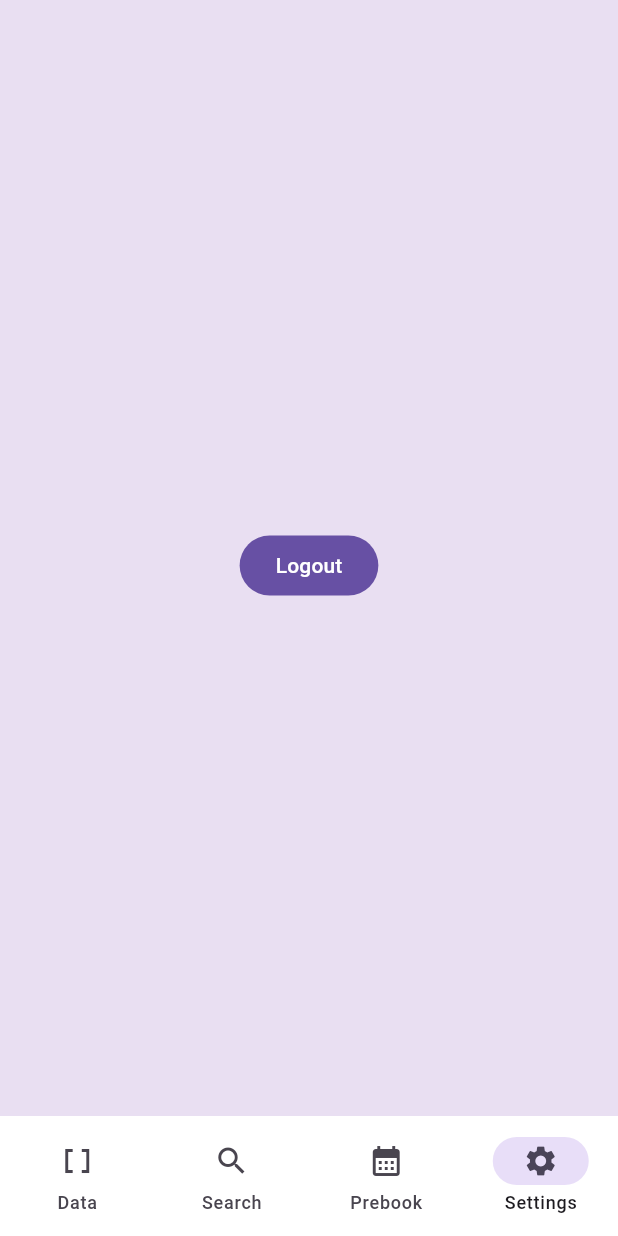
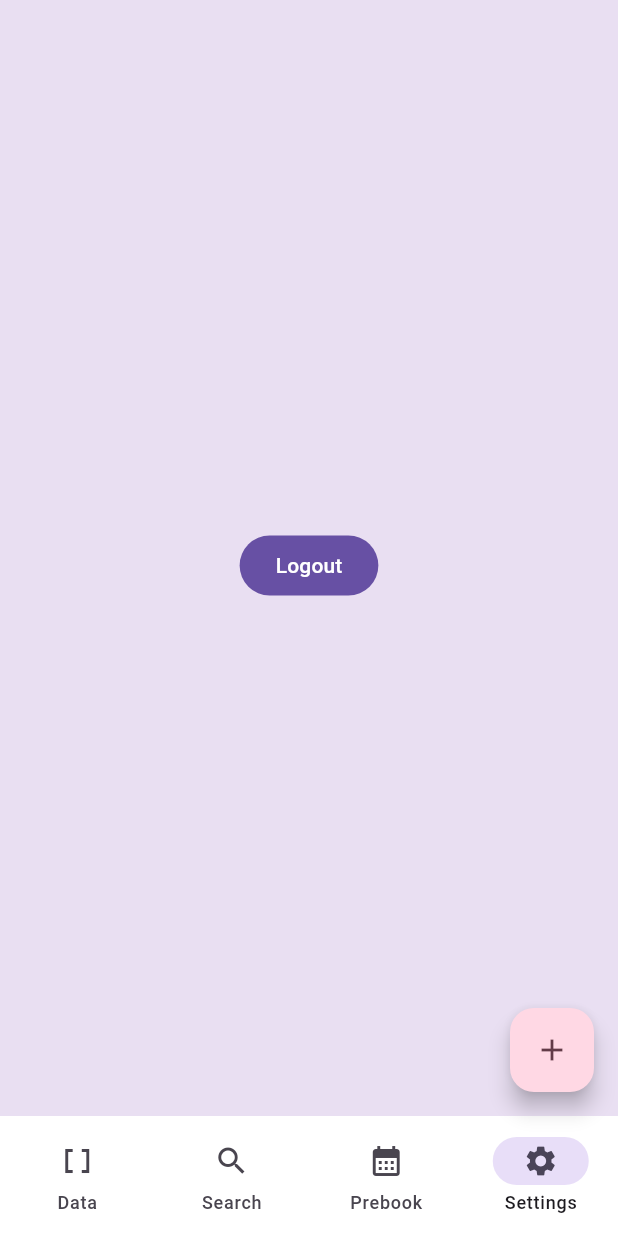
Before and after one commit to AlphaSoundZ/apollo-manager, a Flutter app: the HomePage screen opened by its route, item 4 of the bottom bar chosen, on a phone screen of 412 x 824 dp. Run offline on Flutter 3.47's test engine with Material 2 defaults, Android fonts, the phone set to English and light mode, and no system bars; our stand-ins replace flutter_dotenv, get; missing offline and left inert: encrypted_shared_preferences; network calls fail.

Commit message:
✨ feat: adaptive navigation

```diff
--- a/lib/pages/home_page.dart
+++ b/lib/pages/home_page.dart
@@ -1,3 +1,5 @@
+import 'package:apollo_manager/widgets/navigation/adaptive_navigation_bar.dart';
+import 'package:apollo_manager/widgets/navigation/adaptive_navigation_rail.dart';
 import 'package:flutter/material.dart';
 import 'package:get/get.dart';
 import '../classes/api.dart';
@@ -15,7 +17,6 @@ class HomePage extends StatefulWidget {
 
 class _HomePageState extends State<HomePage> {
   int selectedView = 0;
-  int selectedIndex = 0;
   bool _isDarkMode = Get.isDarkMode;
 
   List<Destination> destinations = Destinations().destinations;
@@ -24,10 +25,35 @@ class _HomePageState extends State<HomePage> {
   late final _backgroundColor = Color.alphaBlend(
       _colorScheme.primary.withOpacity(0.14), _colorScheme.surface);
 
+  bool wideScreen = false;
+
+  @override
+  void didChangeDependencies() {
+    super.didChangeDependencies();
+
+    final double width = MediaQuery.of(context).size.width;
+    wideScreen = width > 600;
+  }
+
   @override
   Widget build(BuildContext context) {
     return Scaffold(
-      body: Container(
+      body: Row(
+        children: [
+          if (wideScreen)
+            AdaptiveNavigationRail(
+              selectedIndex: selectedView,
+              backgroundColor: _backgroundColor,
+              onDestinationSelected: (int index) {
+                setState(
+                  () {
+                    selectedView = index;
+                  },
+                );
+              },
+            ),
+          Expanded(
+            child: Container(
               color: _backgroundColor,
               child: IndexedStack(
                 index: selectedView,
@@ -36,16 +62,21 @@ class _HomePageState extends State<HomePage> {
                 }).toList(),
               ),
             ),
-      bottomNavigationBar: NavigationBar(
-        elevation: 0,
-        backgroundColor: Colors.white,
-        destinations: destinations.map<NavigationDestination>((d) {
-          return NavigationDestination(
-            icon: Icon(d.icon),
-            label: d.label,
-          );
-        }).toList(),
-        selectedIndex: selectedView,
+          ),
+        ],
+      ),
+      floatingActionButton: wideScreen
+          ? null
+          : FloatingActionButton(
+              backgroundColor: _colorScheme.tertiaryContainer,
+              foregroundColor: _colorScheme.onTertiaryContainer,
+              onPressed: () {},
+              child: const Icon(Icons.add),
+            ),
+      bottomNavigationBar: wideScreen
+          ? null
+          : AdaptiveNavigationBar(
+              selectedView: selectedView,
               onDestinationSelected: (index) {
                 setState(() {
                   selectedView = index;
--- /dev/null
+++ b/lib/widgets/navigation/adaptive_navigation_bar.dart
@@ -0,0 +1,31 @@
+import 'package:flutter/material.dart';
+import '../../destinations.dart';
+
+class AdaptiveNavigationBar extends StatelessWidget {
+  AdaptiveNavigationBar({
+    super.key,
+    required this.selectedView,
+    this.onDestinationSelected,
+  });
+
+  final int selectedView;
+  final ValueChanged<int>? onDestinationSelected;
+
+  final List<Destination> destinations = Destinations().destinations;
+
+  @override
+  Widget build(BuildContext context) {
+    return NavigationBar(
+      elevation: 0,
+      backgroundColor: Colors.white,
+      destinations: destinations.map<NavigationDestination>((d) {
+        return NavigationDestination(
+          icon: Icon(d.icon),
+          label: d.label,
+        );
+      }).toList(),
+      selectedIndex: selectedView,
+      onDestinationSelected: onDestinationSelected,
+    );
+  }
+}
--- a/lib/widgets/search_bar_widget.dart
+++ b/lib/widgets/search_bar_widget.dart
@@ -10,7 +10,8 @@ class SearchBar extends StatelessWidget {
       child: Container(
         decoration: BoxDecoration(
           borderRadius: BorderRadius.circular(100),
-          color: Theme.of(context).colorScheme.surface,
+          //color: Theme.of(context).colorScheme.surface,
+          color: Colors.white,
         ),
         padding: const EdgeInsets.fromLTRB(31, 12, 12, 12),
         child: Row(crossAxisAlignment: CrossAxisAlignment.center, children: [
```
Also changed, not shown: lib/widgets/navigation/adaptive_navigation_rail.dart (added, +54 -0 lines). Lines whose indentation alone changed are shown as unchanged.
